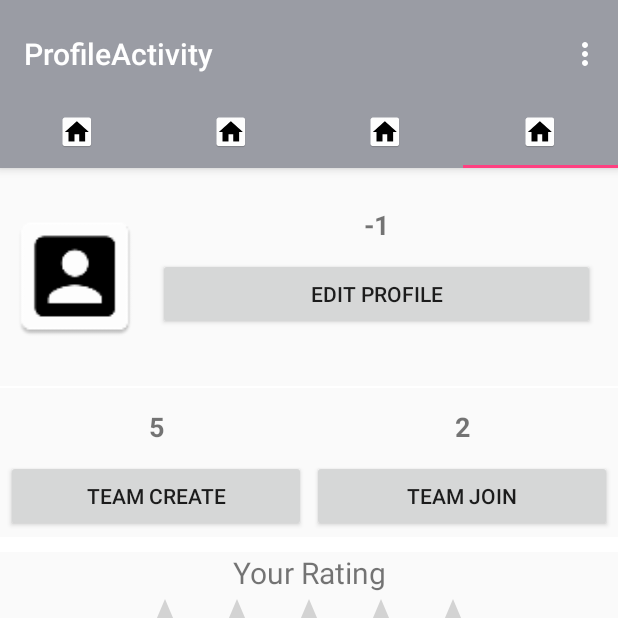
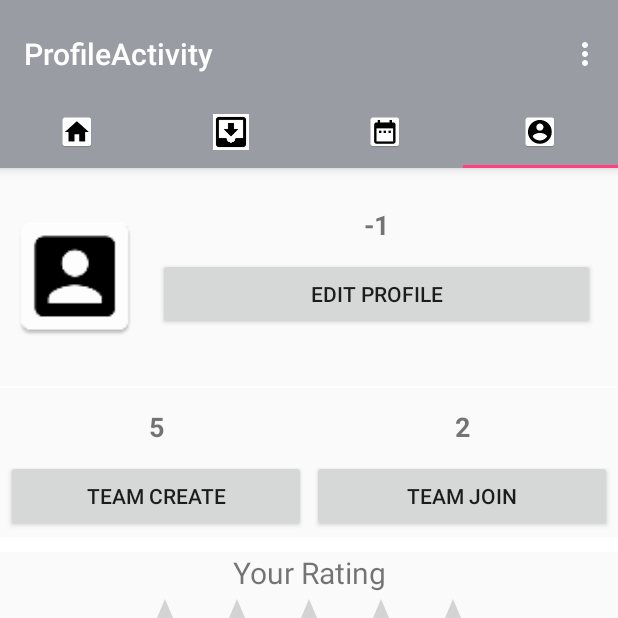
Before and after one commit to yashkpatel/teamspotter, an Android app: the ProfileActivity screen opened directly, with no data from a screen before it, tab 4 chosen, on a phone screen of 412 x 824 dp, the top half of it. Run offline under Robolectric (Android 15) with nearby library versions, the phone set to English and light mode, and no system bars; 1 statement that could not run was skipped.

Commit message:
icons updated in profile activity

```diff
--- a/app/src/main/java/com/example/tejaspatel/log/ProfileActivity.java
+++ b/app/src/main/java/com/example/tejaspatel/log/ProfileActivity.java
@@ -60,9 +60,9 @@ public class ProfileActivity extends AppCompatActivity {
         tabLayout.setupWithViewPager(mViewPager);
 
         tabLayout.getTabAt(0).setIcon(R.mipmap.ic_post);
-        tabLayout.getTabAt(1).setIcon(R.mipmap.ic_post);
-        tabLayout.getTabAt(2).setIcon(R.mipmap.ic_post);
-        tabLayout.getTabAt(3).setIcon(R.mipmap.ic_post);
+        tabLayout.getTabAt(1).setIcon(R.mipmap.ic_img_request);
+        tabLayout.getTabAt(2).setIcon(R.mipmap.ic_date);
+        tabLayout.getTabAt(3).setIcon(R.mipmap.ic_img_user);
 
         FloatingActionButton fab = (FloatingActionButton) findViewById(R.id.fab);
 
```
Also changed, not shown: app/src/main/res/mipmap-xxxhdpi/ic_img_request.png (added).
